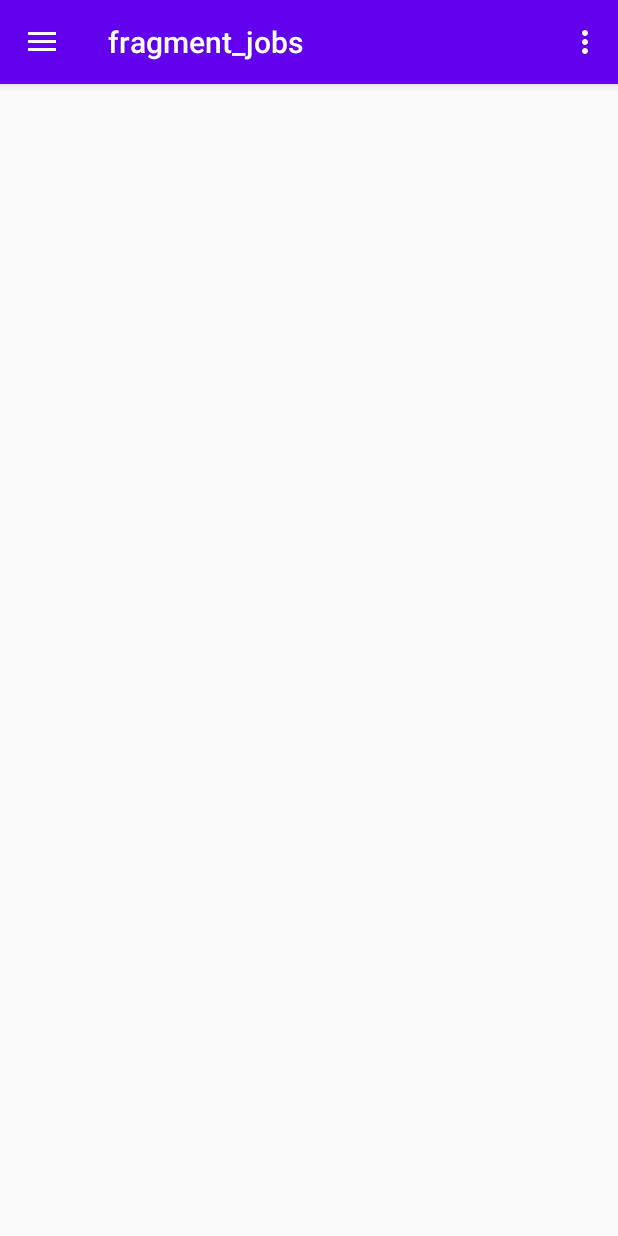
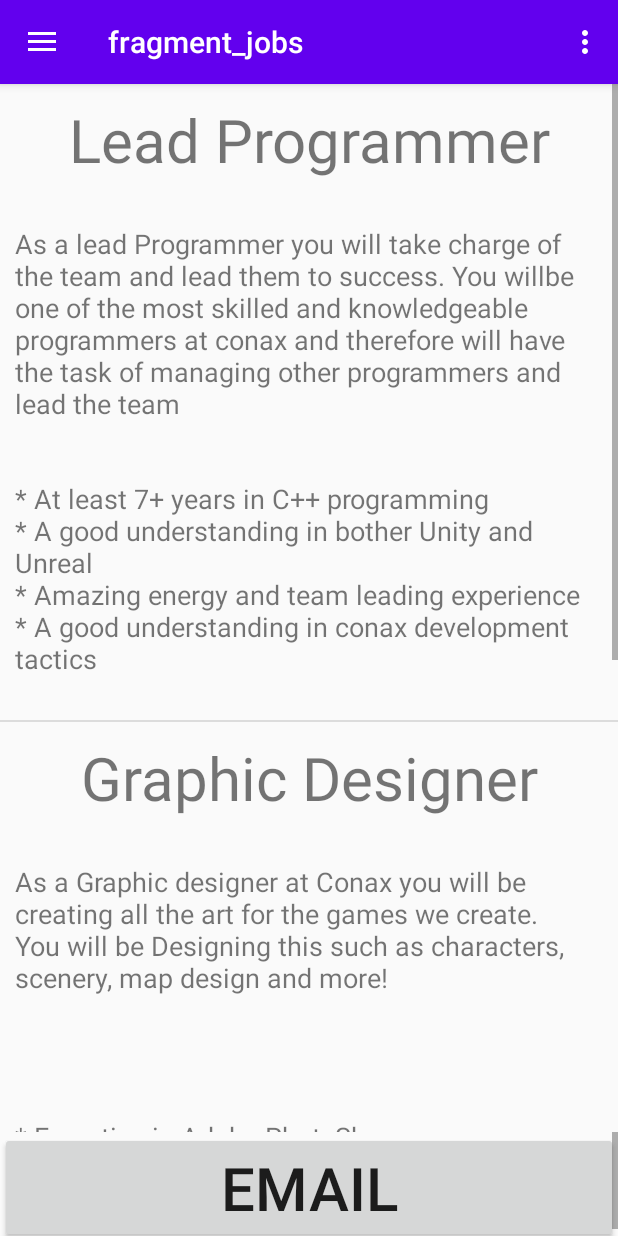
Before and after one commit to connor48236/Mobile_App_Development_Final_project_Conax_App-1-, an Android app: the jobsFragment screen opened through its navigation route, on a phone screen of 412 x 824 dp. Run offline under Robolectric (Android 15) with nearby library versions, the light colour scheme and no system bars; our stand-ins replace navigation-ui.

Commit message:
*Created all the items for the jobs *jobsFragment is now complete

```diff
--- a/app/src/main/java/com/example/androiddevfinal_conaxapp/jobsFragment.java
+++ b/app/src/main/java/com/example/androiddevfinal_conaxapp/jobsFragment.java
@@ -12,9 +12,11 @@ import androidx.fragment.app.Fragment;
 import androidx.fragment.app.FragmentActivity;
 import androidx.recyclerview.widget.RecyclerView;
 
+import android.util.Log;
 import android.view.LayoutInflater;
 import android.view.View;
 import android.view.ViewGroup;
+import android.widget.AdapterView;
 import android.widget.ArrayAdapter;
 import android.widget.Button;
 import android.widget.ListView;
@@ -83,10 +85,39 @@ public class jobsFragment extends Fragment {
 
         //Creates a array list of job items
         ArrayList<JobItem> jobItemArrayList = new ArrayList<>();
+        jobItemArrayList.add(new JobItem("Lead Programmer", "As a lead Programmer you will take charge of the team and lead them to success. You will" +
+                "be one of the most skilled and knowledgeable programmers at conax and therefore will have the task of managing other programmers and lead the team",
+                "* At least 7+ years in C++ programming \n" +
+                        "* A good understanding in bother Unity and Unreal \n" +
+                        "* Amazing energy and team leading experience \n" +
+                        "* A good understanding in conax development tactics"));
+        jobItemArrayList.add(new JobItem("Graphic Designer", "As a Graphic designer at Conax you will be creating all the art for the games we create. You will be " +
+                "Designing this such as characters, scenery, map design and more!",
+                "* Expertise in Adobe PhotoShop \n" +
+                        "* Expertise in Adobe Illustrator \n" +
+                        "* 3+ years in relevant industry experience \n" +
+                        "* Self-Motivation and a good team player"));
+        jobItemArrayList.add(new JobItem("programmer", "As a programmer at conax you will work on the core game play mechanics and create most of the game with your" +
+                "team through code. you will work on things such as character movement, game play mechanics, physics, UI elements and much more",
+                "* At least 3+ years of c++ programming \n " +
+                        "* At least 1+ years in java programming \n" +
+                        "* A good understanding of code concepts \n " +
+                        "* A good altitude and motivation \n" +
+                        "* A good team player"));
+
+        listView.setAdapter(new CustomJobListAdapter(getContext(), jobItemArrayList));
+        //This will show on click of the job item in the list
+        listView.setOnItemClickListener(new AdapterView.OnItemClickListener() {
+            @Override
+            public void onItemClick(AdapterView<?> parent, View view, int position, long id) {
+                Log.d("test", "Test" + position);
 
 
+            }
+        });
+
         //This will find and set up the email button for the job
-        Button emailButton = view.findViewById(R.id.email);
+        Button emailButton = view.findViewById(R.id.jobEmail);
         //On click of the button it will bring you to email about the job
         emailButton.setOnClickListener(new View.OnClickListener() {
             @Override
@@ -95,8 +126,8 @@ public class jobsFragment extends Fragment {
                 Intent intent = new Intent(Intent.ACTION_SENDTO);
                 intent.setData(Uri.parse("mailto:"));
                 intent.putExtra(Intent.EXTRA_EMAIL, emailAddresses);
-                intent.putExtra(Intent.EXTRA_SUBJECT, "");
-                intent.putExtra(Intent.EXTRA_TEXT, "");
+                intent.putExtra(Intent.EXTRA_SUBJECT, "Job application for ___");
+                intent.putExtra(Intent.EXTRA_TEXT, "Hello Conax management, My name is ___ And this is my resume:");
                 if (intent.resolveActivity(getActivity().getPackageManager()) != null) {
                     startActivity(intent);
                 } else {
@@ -104,6 +135,7 @@ public class jobsFragment extends Fragment {
                 }
             }
         });
+
 
         return view;
     }
--- a/app/src/main/res/layout/fragment_jobs.xml
+++ b/app/src/main/res/layout/fragment_jobs.xml
@@ -3,10 +3,28 @@
     xmlns:tools="http://schemas.android.com/tools"
     android:layout_width="match_parent"
     android:layout_height="match_parent"
-    tools:context=".jobsFragment">
+    tools:context=".jobsFragment"
+    android:orientation="vertical">
 
     <ListView
         android:id="@+id/JobListView"
         android:layout_width="match_parent"
-        android:layout_height="match_parent" />
+        android:layout_height="match_parent"
+        android:layout_weight="1">
+
+    </ListView>
+
+    <ScrollView
+        android:layout_width="match_parent"
+        android:layout_height="match_parent"
+        android:layout_weight="10">
+
+        <Button
+            android:id="@+id/jobEmail"
+            android:layout_width="match_parent"
+            android:layout_height="wrap_content"
+            android:text="Email"
+            android:textAlignment="center"
+            android:textSize="@dimen/Title_size" />
+    </ScrollView>
 </LinearLayout>
--- a/app/src/main/res/layout/job_info.xml
+++ b/app/src/main/res/layout/job_info.xml
@@ -13,33 +13,29 @@
         android:layout_margin="10dp"
         android:layout_weight="0"
         android:text="TextView"
-        android:textAlignment="center" />
+        android:textAlignment="center"
+        android:textSize="@dimen/Title_size" />
 
     <TextView
         android:id="@+id/jobDesc"
         android:layout_width="match_parent"
-        android:layout_height="250dp"
+        android:layout_height="150dp"
         android:layout_gravity="center"
         android:layout_margin="10dp"
         android:layout_weight="0"
         android:text="TextView"
-        android:textAlignment="center" />
+        android:textAlignment="textStart"
+        android:textSize="@dimen/text_size" />
 
     <TextView
         android:id="@+id/jobReq"
         android:layout_width="match_parent"
-        android:layout_height="250dp"
+        android:layout_height="150dp"
         android:layout_gravity="center"
         android:layout_margin="10dp"
         android:layout_weight="0"
         android:text="TextView"
-        android:textAlignment="center" />
+        android:textAlignment="textStart"
+        android:textSize="@dimen/text_size" />
 
-    <Button
-        android:id="@+id/email"
-        android:layout_width="match_parent"
-        android:layout_height="wrap_content"
-        android:layout_margin="10dp"
-        android:layout_weight="0"
-        android:text="EMAIL" />
 </LinearLayout>
```
Also changed, not shown: app/src/main/java/com/example/androiddevfinal_conaxapp/JobItem.java (+1 -22 lines).
